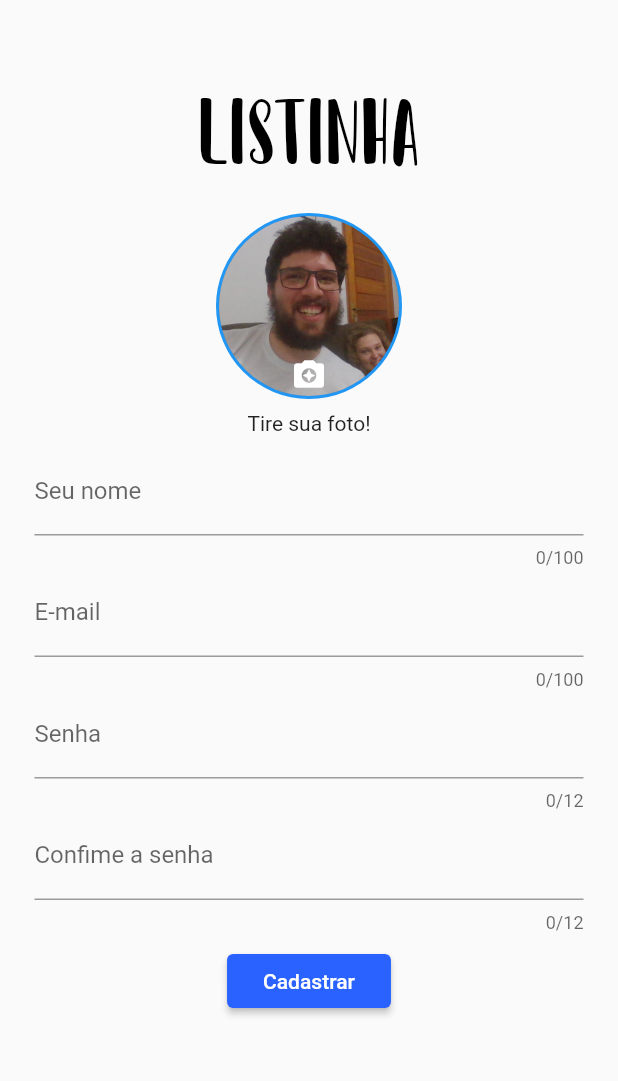
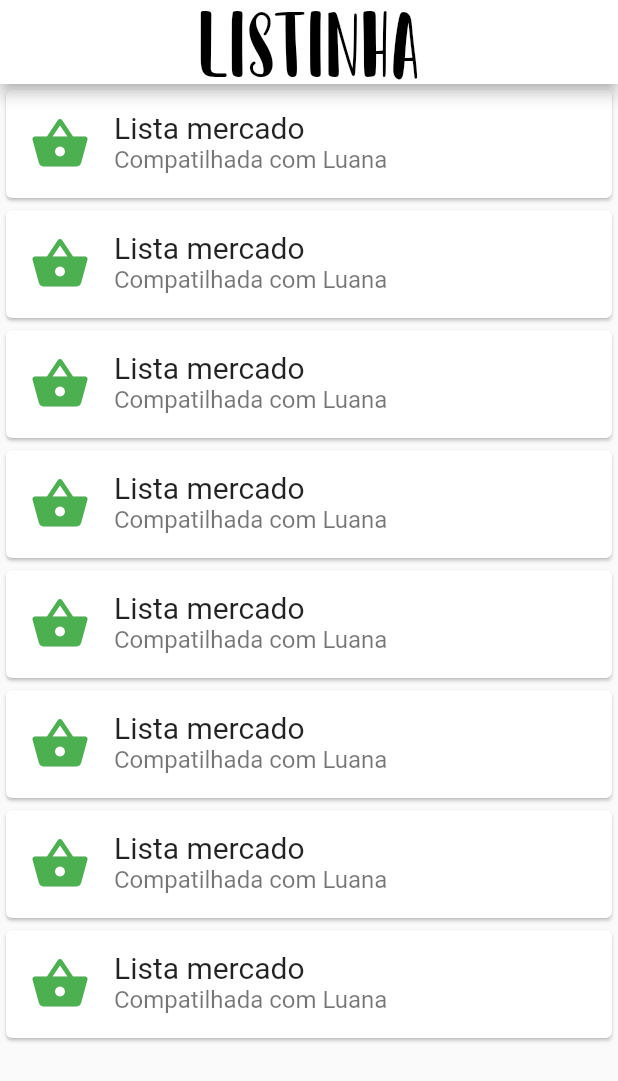
Before and after one commit to yurizp/shoppinglist2.0, a Flutter app: the screen it shows after launch, on a phone screen of 412 x 824 dp. Shown: the top 1081 px of the screen. Run offline on Flutter 3.47's test engine with Material 2 defaults, Android fonts, the phone set to English and light mode, and no system bars; our stand-ins replace firebase_auth, image_picker; accounts and stored records are empty.

Commit message:
Just to save

```diff
--- a/lib/component/communs/circle_image_avatar.dart
+++ b/lib/component/communs/circle_image_avatar.dart
@@ -3,21 +3,12 @@ import 'package:flutter/material.dart';
 const AssetImage _defaultImage = AssetImage("assets/images/default_image.png");
 
 
-class CircleAvatarImage extends StatefulWidget {
-  Image _final;
+class CircleAvatarImage extends StatelessWidget {
+  Image image;
 
-  CircleAvatarImage(this._final);
+  CircleAvatarImage(this.image);
 
-  @override
-  State<StatefulWidget> createState() {
-    return __CircleAvatarImageState();
-  }
-}
-
-class __CircleAvatarImageState extends State<CircleAvatarImage> {
-  AnimationController _controller;
-
-  @override
+   @override
   Widget build(BuildContext context) {
     return CircleAvatar(
       radius: 62,
@@ -32,7 +23,7 @@ class __CircleAvatarImageState extends State<CircleAvatarImage> {
           ),
         ),
         backgroundImage:
-        widget._final == null ? _defaultImage : widget._final.image,
+        image == null ? _defaultImage : image.image,
       ),
     );
   }
--- a/lib/component/introducing/logo_image.dart
+++ b/lib/component/introducing/logo_image.dart
@@ -4,10 +4,10 @@ class LogoImage extends StatelessWidget {
   @override
   Widget build(BuildContext context) {
     return Padding(
-      padding: const EdgeInsets.fromLTRB(8, 100, 8, 8),
+      padding: const EdgeInsets.fromLTRB(8, 90, 8, 27),
       child: Image.asset(
         'assets/images/logo_bigger.png',
-        width: 150,
+        height: 120,
       ),
     );
   }
--- a/lib/component/register/input_string.dart
+++ b/lib/component/register/input_string.dart
@@ -32,7 +32,7 @@ class InputString extends StatelessWidget {
       maxLength: maxLenght == null ? null : this.maxLenght,
       keyboardType: TextInputType.text,
       style: TextStyle(
-        fontSize: 16,
+        fontSize: 20,
       ),
       decoration: InputDecoration(
         icon: iconData != null ? Icon(iconData) : null,
--- /dev/null
+++ b/lib/component/shopping_list/list_of_shoppings.dart
@@ -0,0 +1,66 @@
+import 'package:flutter/cupertino.dart';
+import 'package:flutter/material.dart';
+
+class ListOfShoppings extends StatefulWidget {
+  @override
+  State<StatefulWidget> createState() {
+    return _ListOfShoppings();
+  }
+
+  ListOfShoppings({Key key}) : super(key: key);
+}
+
+class _ListOfShoppings extends State<ListOfShoppings> {
+  @override
+  Widget build(BuildContext context) {
+    return ListView(
+      children: <Widget>[
+        MyStatelessWidget(),
+        MyStatelessWidget(),
+        MyStatelessWidget(),
+        MyStatelessWidget(),
+        MyStatelessWidget(),
+        MyStatelessWidget(),
+        MyStatelessWidget(),
+        MyStatelessWidget(),
+      ],
+    );
+  }
+}
+
+class MyStatelessWidget extends StatelessWidget {
+  MyStatelessWidget({
+    Key key,
+  }) : super(key: key);
+
+  @override
+  Widget build(BuildContext context) {
+    return Center(
+      child: Card(
+        child: Column(
+          children: <Widget>[
+            ListTile(
+              leading: Icon(
+                Icons.shopping_basket,
+                color: Colors.green,
+                size: 40,
+              ),
+              title: Text(
+                "Lista mercado",
+                style: TextStyle(
+                  fontSize: 20,
+                ),
+              ),
+              subtitle: Text(
+                "Compatilhada com Luana",
+                style: TextStyle(
+                  fontSize: 16,
+                ),
+              ),
+            ),
+          ],
+        ),
+      ),
+    );
+  }
+}
--- a/lib/screen/introducing/introducing.dart
+++ b/lib/screen/introducing/introducing.dart
@@ -13,9 +13,7 @@ class Introducing extends StatelessWidget {
       body: ListView(
         children: <Widget>[
           LogoImage(),
-          AppName(
-            size: 36,
-          ),
+          AppName(),
           Description(),
           ButtonContinue()
         ],
--- /dev/null
+++ b/lib/screen/shopping_list/shopping_list.dart
@@ -0,0 +1,17 @@
+import 'package:flutter/cupertino.dart';
+import 'package:flutter/material.dart';
+import 'package:shopping_list_20/component/communs/app_name.dart';
+import 'package:shopping_list_20/component/shopping_list/list_of_shoppings.dart';
+
+class ShoppingList extends StatelessWidget {
+  @override
+  Widget build(BuildContext context) {
+    return Scaffold(
+      appBar: AppBar(
+        title: AppName(),
+        backgroundColor: Colors.white,
+      ),
+      body: ListOfShoppings(),
+    );
+  }
+}
```
Also changed, not shown: lib/component/login/login_button.dart (added, +85 -0 lines), lib/component/login/login_form.dart (added, +75 -0 lines), lib/component/register/form.dart (+9 -5 lines), lib/main.dart (+2 -73 lines), lib/screen/login/login.dart (added, +21 -0 lines), 1 other file.
